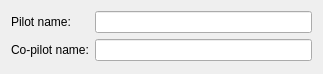
First picture: the form in src/Plugin/src/Export/IgcExport/src/IgcExportOptionWidget.ui, repository till213/SkyDolly, before the edit.
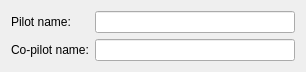
Second picture: the form after the edit.

Diff of the .ui file:
```diff
--- a/src/Plugin/src/Export/IgcExport/src/IgcExportOptionWidget.ui
+++ b/src/Plugin/src/Export/IgcExport/src/IgcExportOptionWidget.ui
@@ -6,8 +6,8 @@
    <rect>
     <x>0</x>
     <y>0</y>
-    <width>323</width>
-    <height>74</height>
+    <width>303</width>
+    <height>72</height>
    </rect>
   </property>
   <layout class="QFormLayout" name="formLayout">
```
